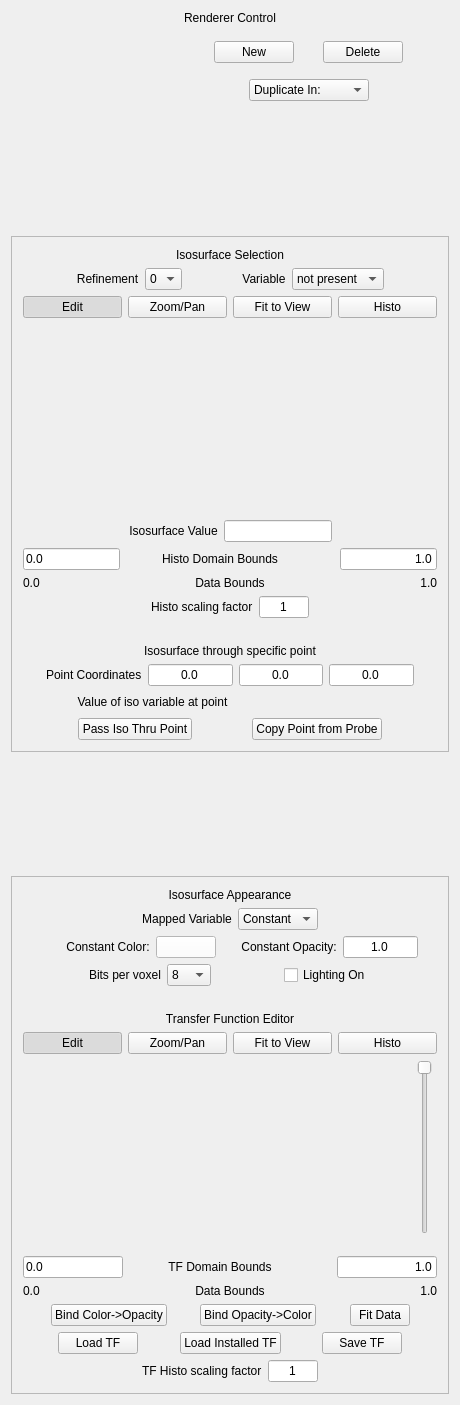
yyr/vapor, file apps/vaporgui/guis/ui/isotab.ui: the form before one commit.
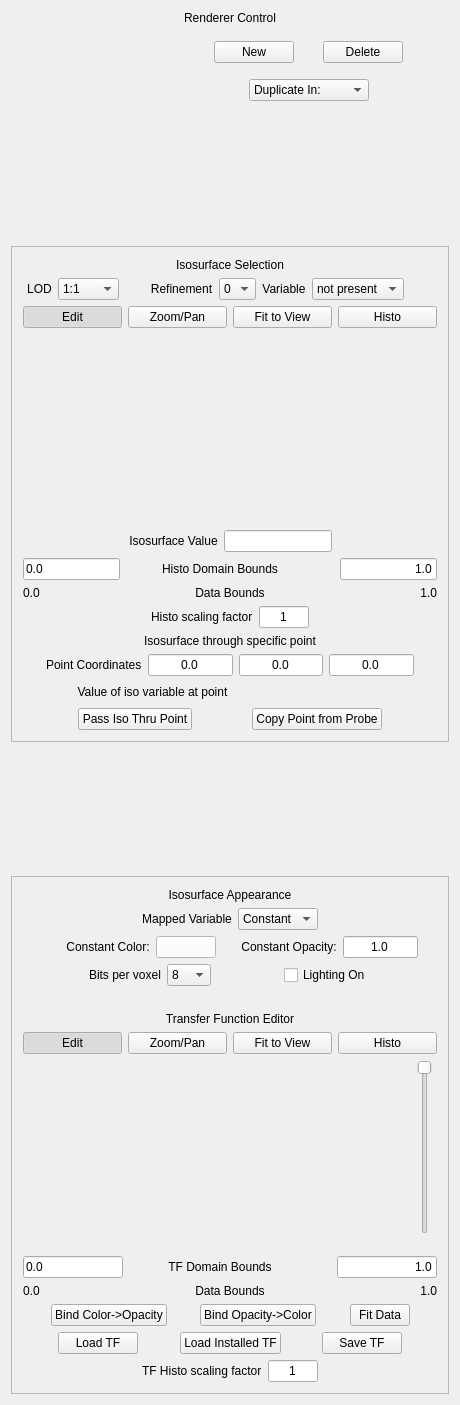
The form after the commit. Custom widgets are drawn as their Qt base class.

Commit message: Added LOD selector to tabs

Diff of the .ui file:
```diff
--- a/apps/vaporgui/guis/ui/isotab.ui
+++ b/apps/vaporgui/guis/ui/isotab.ui
@@ -37,9 +37,9 @@
   <property name="whatsThis">
    <string>This panel allows controls the rendering of isosurfaces</string>
   </property>
-  <layout class="QHBoxLayout">
+  <layout class="QHBoxLayout" name="horizontalLayout_3">
    <item>
-    <layout class="QVBoxLayout">
+    <layout class="QVBoxLayout" name="verticalLayout_2">
      <item>
       <widget class="QLabel" name="textLabel1_4">
        <property name="text">
@@ -279,11 +279,17 @@
        <property name="frameShadow">
         <enum>QFrame::Raised</enum>
        </property>
-       <layout class="QHBoxLayout">
+       <layout class="QHBoxLayout" name="horizontalLayout_2">
         <item>
-         <layout class="QVBoxLayout">
+         <layout class="QVBoxLayout" name="verticalLayout">
           <item>
            <widget class="QLabel" name="textLabel1">
+            <property name="minimumSize">
+             <size>
+              <width>300</width>
+              <height>0</height>
+             </size>
+            </property>
             <property name="text">
              <string>Isosurface Selection</string>
             </property>
@@ -296,7 +302,7 @@
            </widget>
           </item>
           <item>
-           <layout class="QHBoxLayout">
+           <layout class="QHBoxLayout" name="horizontalLayout">
             <item>
              <spacer name="spacer50">
               <property name="orientation">
@@ -313,6 +319,43 @@
               </property>
              </spacer>
             </item>
+            <item>
+             <widget class="QLabel" name="label">
+              <property name="text">
+               <string>LOD</string>
+              </property>
+              <property name="alignment">
+               <set>Qt::AlignCenter</set>
+              </property>
+             </widget>
+            </item>
+            <item>
+             <widget class="QComboBox" name="lodCombo">
+              <item>
+               <property name="text">
+                <string>1:1</string>
+               </property>
+              </item>
+              <item>
+               <property name="text">
+                <string>100:1</string>
+               </property>
+              </item>
+             </widget>
+            </item>
+            <item>
+             <spacer name="horizontalSpacer">
+              <property name="orientation">
+               <enum>Qt::Horizontal</enum>
+              </property>
+              <property name="sizeHint" stdset="0">
+               <size>
+                <width>40</width>
+                <height>20</height>
+               </size>
+              </property>
+             </spacer>
+            </item>
             <item>
              <widget class="QLabel" name="textLabel1_9">
               <property name="text">
@@ -554,7 +597,7 @@
               <widget class="MappingFrame" name="isoSelectionFrame" native="true">
                <property name="minimumSize">
                 <size>
-                 <width>0</width>
+                 <width>300</width>
                  <height>120</height>
                 </size>
                </property>
@@ -882,6 +925,12 @@
           </item>
           <item>
            <spacer name="spacer213">
+            <property name="minimumSize">
+             <size>
+              <width>300</width>
+              <height>0</height>
+             </size>
+            </property>
             <property name="orientation">
              <enum>Qt::Vertical</enum>
             </property>
@@ -890,7 +939,7 @@
             </property>
             <property name="sizeHint" stdset="0">
              <size>
-              <width>20</width>
+              <width>297</width>
               <height>20</height>
              </size>
             </property>
@@ -898,6 +947,12 @@
           </item>
           <item>
            <widget class="QLabel" name="textLabel1_2">
+            <property name="minimumSize">
+             <size>
+              <width>300</width>
+              <height>0</height>
+             </size>
+            </property>
             <property name="text">
              <string>Isosurface through specific point</string>
             </property>
```
The commit also changes 5 other files.
